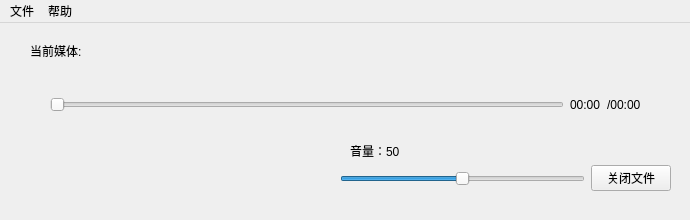
First picture: the form in src/playerwindow.ui, repository Remaker01/TinyPlayer, before the edit.
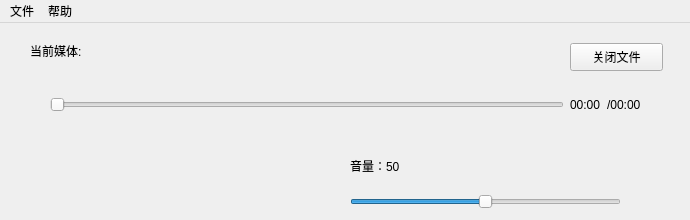
Second picture: the form after the edit. Custom widgets are drawn as their Qt base class.

```diff
--- a/src/playerwindow.ui
+++ b/src/playerwindow.ui
@@ -41,15 +41,22 @@
    <widget class="QWidget" name="widget" native="true">
     <property name="geometry">
      <rect>
-      <x>340</x>
-      <y>130</y>
-      <width>331</width>
-      <height>51</height>
+      <x>350</x>
+      <y>120</y>
+      <width>271</width>
+      <height>66</height>
      </rect>
     </property>
-    <layout class="QHBoxLayout" name="horizontalLayout">
+    <layout class="QVBoxLayout" name="verticalLayout">
      <item>
-      <widget class="QSlider" name="volumeSlider">
+      <widget class="QLabel" name="volLabel">
+       <property name="text">
+        <string>音量：50</string>
+       </property>
+      </widget>
+     </item>
+     <item>
+      <widget class="PlayerSlider" name="volumeSlider">
        <property name="maximum">
         <number>100</number>
        </property>
@@ -61,13 +68,6 @@
        </property>
       </widget>
      </item>
-     <item>
-      <widget class="QPushButton" name="closeButton">
-       <property name="text">
-        <string>关闭文件</string>
-       </property>
-      </widget>
-     </item>
     </layout>
    </widget>
    <widget class="QLabel" name="mediaLabel0">
@@ -102,19 +102,6 @@
      <string/>
     </property>
    </widget>
-   <widget class="QLabel" name="volLabel">
-    <property name="geometry">
-     <rect>
-      <x>350</x>
-      <y>120</y>
-      <width>72</width>
-      <height>15</height>
-     </rect>
-    </property>
-    <property name="text">
-     <string>音量：50</string>
-    </property>
-   </widget>
    <widget class="QWidget" name="widget_2" native="true">
     <property name="geometry">
      <rect>
@@ -151,6 +138,19 @@
      </item>
     </layout>
    </widget>
+   <widget class="QPushButton" name="closeButton">
+    <property name="geometry">
+     <rect>
+      <x>570</x>
+      <y>20</y>
+      <width>93</width>
+      <height>28</height>
+     </rect>
+    </property>
+    <property name="text">
+     <string>关闭文件</string>
+    </property>
+   </widget>
   </widget>
   <widget class="QMenuBar" name="menubar">
    <property name="geometry">
@@ -205,6 +205,13 @@
    </property>
   </action>
  </widget>
+ <customwidgets>
+  <customwidget>
+   <class>PlayerSlider</class>
+   <extends>QSlider</extends>
+   <header>src/playerslider.h</header>
+  </customwidget>
+ </customwidgets>
  <resources/>
  <connections/>
 </ui>
```
Left out of the diff: 5 changed lines with no effect on the pictures.
